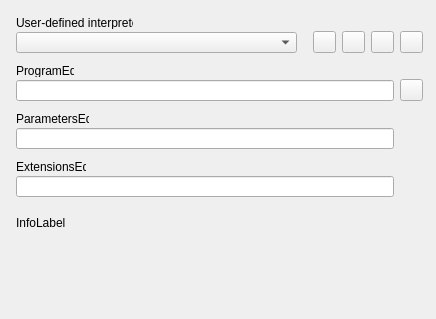
Qt form src/forms/SetupFrameUserInterpreterFrameUnit.ui (Eldricos/D-Fend-Reborn) before a commit.
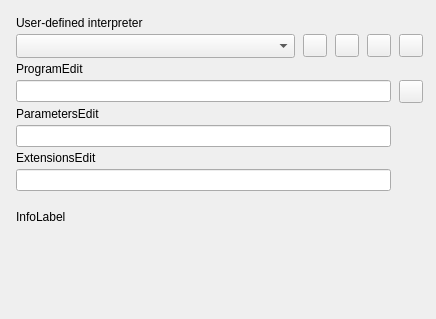
The same form after that commit. Icons and pictures are not drawn.

Commit message: Program options: Qt layouts instead of fixed pixel positions

Patch:
```diff
--- a/src/forms/SetupFrameUserInterpreterFrameUnit.ui
+++ b/src/forms/SetupFrameUserInterpreterFrameUnit.ui
@@ -5,97 +5,159 @@
     <property name="geometry"><rect><x>0</x><y>0</y><width>436</width><height>319</height></rect></property>
     <property name="vclDesignWidth" stdset="0"><number>436</number></property>
     <property name="vclDesignHeight" stdset="0"><number>319</number></property>
+    <layout class="QVBoxLayout" name="SetupFrameUserInterpreterFrame_Layout" stretch="0,0,0,1">
+      <property name="leftMargin"><number>16</number></property>
+      <property name="topMargin"><number>16</number></property>
+      <property name="rightMargin"><number>13</number></property>
+      <property name="bottomMargin"><number>8</number></property>
+      <property name="spacing"><number>0</number></property>
+      <item>
+        <layout class="QGridLayout" name="SetupFrameUserInterpreterFrame_Section1" columnstretch="0,1,0,0,0,0">
+          <property name="leftMargin"><number>0</number></property>
+          <property name="topMargin"><number>0</number></property>
+          <property name="rightMargin"><number>0</number></property>
+          <property name="bottomMargin"><number>0</number></property>
+          <property name="horizontalSpacing"><number>8</number></property>
+          <property name="verticalSpacing"><number>4</number></property>
+          <item row="0" column="0" colspan="2">
+            <widget class="QLabel" name="InterpreterLabel">
+              <property name="text"><string>User-defined interpreter</string></property>
+              <property name="textFormat"><enum>Qt::PlainText</enum></property>
+              <property name="alignment"><set>Qt::AlignLeft|Qt::AlignTop</set></property>
+            </widget>
+          </item>
+          <item row="1" column="0" colspan="2">
+            <widget class="QComboBox" name="ComboBox">
+              <property name="editable"><bool>false</bool></property>
+              <property name="maxVisibleItems"><number>8</number></property>
+              <property name="sizeAdjustPolicy"><enum>QComboBox::AdjustToMinimumContentsLengthWithIcon</enum></property>
+              <property name="minimumContentsLength"><number>10</number></property>
+            </widget>
+          </item>
+          <item row="1" column="2" alignment="Qt::AlignRight">
     <widget class="QToolButton" name="AddButton">
-      <property name="geometry"><rect><x>313</x><y>31</y><width>23</width><height>22</height></rect></property>
-      <property name="vclAnchors" stdset="0"><string notr="true">akTop,akRight</string></property>
       <property name="icon"><iconset resource="../../resources/dfend.qrc"><normaloff>:/glyphs/7bc99400adfc8024.png</normaloff></iconset></property>
       <property name="iconSize"><size><width>16</width><height>16</height></size></property>
-    </widget>
+              <property name="minimumSize"><size><width>23</width><height>0</height></size></property>
+            </widget>
+          </item>
+          <item row="1" column="3" alignment="Qt::AlignRight">
     <widget class="QToolButton" name="DelButton">
-      <property name="geometry"><rect><x>342</x><y>31</y><width>23</width><height>22</height></rect></property>
-      <property name="vclAnchors" stdset="0"><string notr="true">akTop,akRight</string></property>
       <property name="tag" stdset="0"><number>1</number></property>
       <property name="icon"><iconset resource="../../resources/dfend.qrc"><normaloff>:/glyphs/190e94d8efb3a1c9.png</normaloff></iconset></property>
       <property name="iconSize"><size><width>16</width><height>16</height></size></property>
-    </widget>
+              <property name="minimumSize"><size><width>23</width><height>0</height></size></property>
+            </widget>
+          </item>
+          <item row="1" column="4" alignment="Qt::AlignRight">
     <widget class="QToolButton" name="UpButton">
-      <property name="geometry"><rect><x>371</x><y>31</y><width>23</width><height>22</height></rect></property>
-      <property name="vclAnchors" stdset="0"><string notr="true">akTop,akRight</string></property>
       <property name="tag" stdset="0"><number>2</number></property>
       <property name="icon"><iconset resource="../../resources/dfend.qrc"><normaloff>:/glyphs/0ae3fe79a233a82b.png</normaloff></iconset></property>
       <property name="iconSize"><size><width>16</width><height>16</height></size></property>
-    </widget>
+              <property name="minimumSize"><size><width>23</width><height>0</height></size></property>
+            </widget>
+          </item>
+          <item row="1" column="5" alignment="Qt::AlignRight">
     <widget class="QToolButton" name="DownButton">
-      <property name="geometry"><rect><x>400</x><y>31</y><width>23</width><height>22</height></rect></property>
-      <property name="vclAnchors" stdset="0"><string notr="true">akTop,akRight</string></property>
       <property name="tag" stdset="0"><number>3</number></property>
       <property name="icon"><iconset resource="../../resources/dfend.qrc"><normaloff>:/glyphs/1caf3e36d49c7929.png</normaloff></iconset></property>
       <property name="iconSize"><size><width>16</width><height>16</height></size></property>
-    </widget>
-    <widget class="QLabel" name="InterpreterLabel">
-      <property name="geometry"><rect><x>16</x><y>16</y><width>117</width><height>13</height></rect></property>
-      <property name="text"><string>User-defined interpreter</string></property>
-      <property name="textFormat"><enum>Qt::PlainText</enum></property>
-      <property name="alignment"><set>Qt::AlignLeft|Qt::AlignTop</set></property>
-      <property name="vclAutoSize" stdset="0"><bool>true</bool></property>
-    </widget>
-    <widget class="QToolButton" name="ProgramButton">
-      <property name="geometry"><rect><x>400</x><y>79</y><width>23</width><height>22</height></rect></property>
-      <property name="vclAnchors" stdset="0"><string notr="true">akTop,akRight</string></property>
-      <property name="tag" stdset="0"><number>4</number></property>
-      <property name="icon"><iconset resource="../../resources/dfend.qrc"><normaloff>:/glyphs/92d9d1a333bceee3.png</normaloff></iconset></property>
-      <property name="iconSize"><size><width>16</width><height>16</height></size></property>
-    </widget>
-    <widget class="QLabel" name="InfoLabel">
-      <property name="geometry"><rect><x>16</x><y>216</y><width>378</width><height>89</height></rect></property>
-      <property name="vclAnchors" stdset="0"><string notr="true">akLeft,akTop,akRight</string></property>
-      <property name="text"><string>InfoLabel</string></property>
-      <property name="textFormat"><enum>Qt::PlainText</enum></property>
-      <property name="wordWrap"><bool>true</bool></property>
-      <property name="alignment"><set>Qt::AlignLeft|Qt::AlignTop</set></property>
-    </widget>
-    <widget class="QComboBox" name="ComboBox">
-      <property name="geometry"><rect><x>16</x><y>32</y><width>281</width><height>21</height></rect></property>
-      <property name="vclAnchors" stdset="0"><string notr="true">akLeft,akTop,akRight</string></property>
-      <property name="editable"><bool>false</bool></property>
-      <property name="maxVisibleItems"><number>8</number></property>
-    </widget>
-    <widget class="QLineEdit" name="ProgramEdit">
-      <property name="geometry"><rect><x>16</x><y>80</y><width>378</width><height>21</height></rect></property>
-      <property name="vclAnchors" stdset="0"><string notr="true">akLeft,akTop,akRight</string></property>
-    </widget>
+              <property name="minimumSize"><size><width>23</width><height>0</height></size></property>
+            </widget>
+          </item>
+          <item row="2" column="0" colspan="2">
     <widget class="QLabel" name="ProgramEdit_EditLabel">
-      <property name="geometry"><rect><x>16</x><y>64</y><width>58</width><height>13</height></rect></property>
       <property name="text"><string>ProgramEdit</string></property>
       <property name="textFormat"><enum>Qt::PlainText</enum></property>
       <property name="vclAutoSize" stdset="0"><bool>true</bool></property>
       <property name="vclFocusControl" stdset="0"><string notr="true">ProgramEdit</string></property>
       <property name="vclLabeledEditOf" stdset="0"><string notr="true">ProgramEdit</string></property>
     </widget>
-    <widget class="QLineEdit" name="ParametersEdit">
-      <property name="geometry"><rect><x>16</x><y>128</y><width>378</width><height>21</height></rect></property>
-      <property name="vclAnchors" stdset="0"><string notr="true">akLeft,akTop,akRight</string></property>
-    </widget>
+          </item>
+          <item row="3" column="0" colspan="5">
+            <widget class="QLineEdit" name="ProgramEdit">
+      </widget>
+          </item>
+          <item row="3" column="5" alignment="Qt::AlignRight">
+            <widget class="QToolButton" name="ProgramButton">
+              <property name="tag" stdset="0"><number>4</number></property>
+              <property name="icon"><iconset resource="../../resources/dfend.qrc"><normaloff>:/glyphs/92d9d1a333bceee3.png</normaloff></iconset></property>
+              <property name="iconSize"><size><width>16</width><height>16</height></size></property>
+              <property name="minimumSize"><size><width>23</width><height>0</height></size></property>
+            </widget>
+          </item>
+          <item row="4" column="0" colspan="2">
     <widget class="QLabel" name="ParametersEdit_EditLabel">
-      <property name="geometry"><rect><x>16</x><y>112</y><width>73</width><height>13</height></rect></property>
       <property name="text"><string>ParametersEdit</string></property>
       <property name="textFormat"><enum>Qt::PlainText</enum></property>
       <property name="vclAutoSize" stdset="0"><bool>true</bool></property>
       <property name="vclFocusControl" stdset="0"><string notr="true">ParametersEdit</string></property>
       <property name="vclLabeledEditOf" stdset="0"><string notr="true">ParametersEdit</string></property>
     </widget>
-    <widget class="QLineEdit" name="ExtensionsEdit">
-      <property name="geometry"><rect><x>16</x><y>176</y><width>378</width><height>21</height></rect></property>
-      <property name="vclAnchors" stdset="0"><string notr="true">akLeft,akTop,akRight</string></property>
-    </widget>
+          </item>
+          <item row="5" column="0" colspan="5">
+            <widget class="QLineEdit" name="ParametersEdit">
+      </widget>
+          </item>
+          <item row="6" column="0" colspan="2">
     <widget class="QLabel" name="ExtensionsEdit_EditLabel">
-      <property name="geometry"><rect><x>16</x><y>160</y><width>70</width><height>13</height></rect></property>
       <property name="text"><string>ExtensionsEdit</string></property>
       <property name="textFormat"><enum>Qt::PlainText</enum></property>
       <property name="vclAutoSize" stdset="0"><bool>true</bool></property>
       <property name="vclFocusControl" stdset="0"><string notr="true">ExtensionsEdit</string></property>
       <property name="vclLabeledEditOf" stdset="0"><string notr="true">ExtensionsEdit</string></property>
     </widget>
+          </item>
+          <item row="7" column="0" colspan="5">
+            <widget class="QLineEdit" name="ExtensionsEdit">
+      </widget>
+          </item>
+          <item row="0" column="1">
+            <spacer name="SetupFrameUserInterpreterFrame_Section1_HFill">
+              <property name="orientation"><enum>Qt::Horizontal</enum></property>
+              <property name="sizeHint" stdset="0"><size><width>0</width><height>0</height></size></property>
+            </spacer>
+          </item>
+        </layout>
+      </item>
+      <item>
+        <spacer name="SetupFrameUserInterpreterFrame_Gap1">
+          <property name="orientation"><enum>Qt::Vertical</enum></property>
+          <property name="sizeType"><enum>QSizePolicy::Fixed</enum></property>
+          <property name="sizeHint" stdset="0"><size><width>0</width><height>19</height></size></property>
+        </spacer>
+      </item>
+      <item>
+        <layout class="QGridLayout" name="SetupFrameUserInterpreterFrame_Section2" columnstretch="0,1">
+          <property name="leftMargin"><number>0</number></property>
+          <property name="topMargin"><number>0</number></property>
+          <property name="rightMargin"><number>0</number></property>
+          <property name="bottomMargin"><number>0</number></property>
+          <property name="horizontalSpacing"><number>8</number></property>
+          <property name="verticalSpacing"><number>4</number></property>
+          <item row="0" column="0" colspan="2">
+            <widget class="QLabel" name="InfoLabel">
+              <property name="text"><string>InfoLabel</string></property>
+              <property name="textFormat"><enum>Qt::PlainText</enum></property>
+              <property name="wordWrap"><bool>true</bool></property>
+              <property name="alignment"><set>Qt::AlignLeft|Qt::AlignTop</set></property>
+            </widget>
+          </item>
+          <item row="0" column="1">
+            <spacer name="SetupFrameUserInterpreterFrame_Section2_HFill">
+              <property name="orientation"><enum>Qt::Horizontal</enum></property>
+              <property name="sizeHint" stdset="0"><size><width>0</width><height>0</height></size></property>
+            </spacer>
+          </item>
+        </layout>
+      </item>
+      <item>
+        <spacer name="SetupFrameUserInterpreterFrame_VFill">
+          <property name="orientation"><enum>Qt::Vertical</enum></property>
+          <property name="sizeHint" stdset="0"><size><width>0</width><height>0</height></size></property>
+        </spacer>
+      </item>
+    </layout>
   </widget>
   <tabstops>
     <tabstop>ComboBox</tabstop>
```
Left out of the diff: 9 changed lines with no effect on the pictures. Lines whose indentation alone changed are shown as unchanged. The commit also changes 51 other files.
